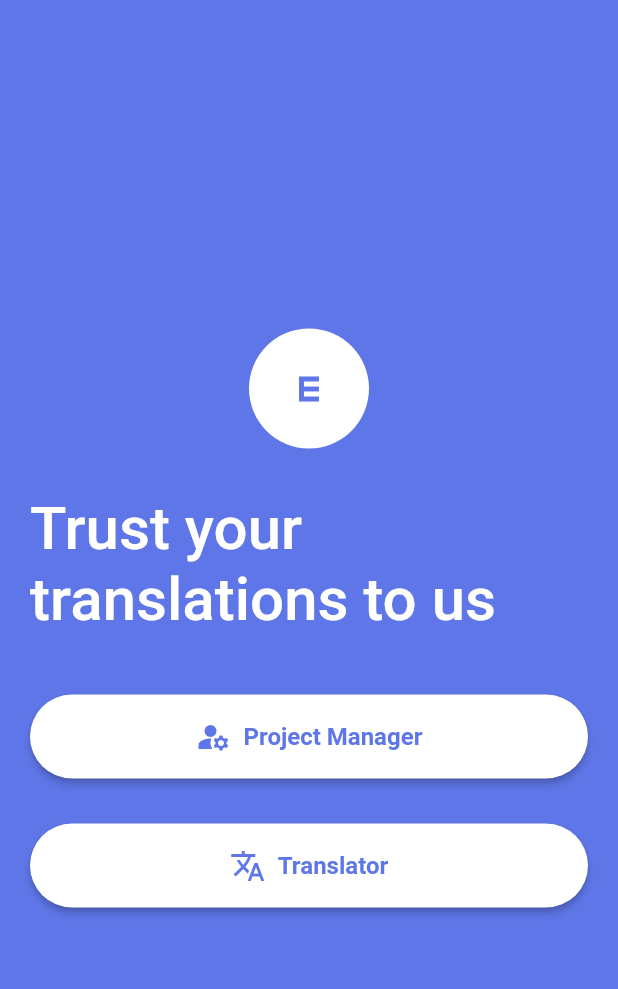
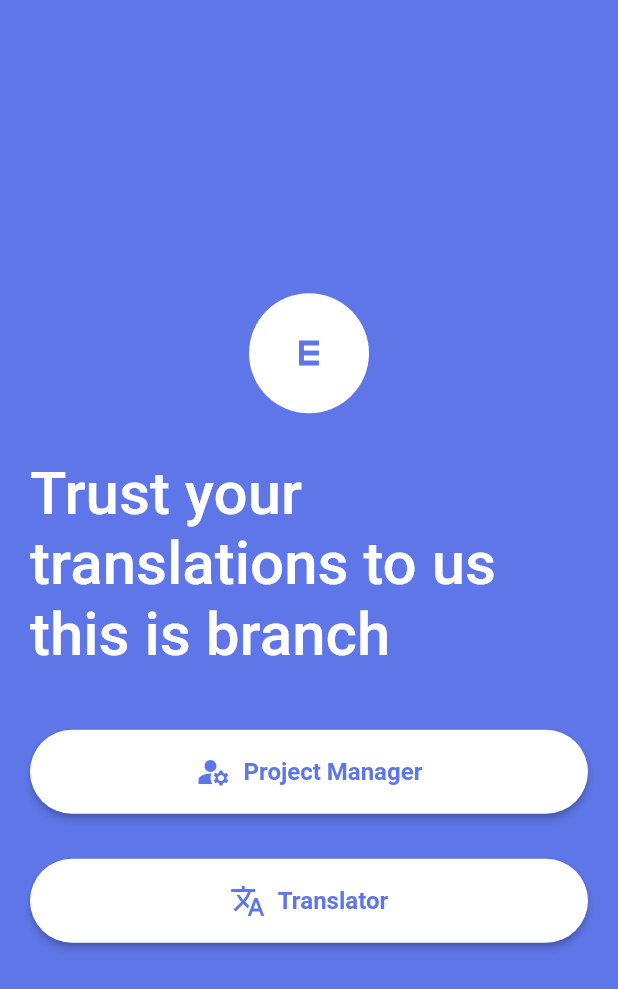
Before and after one commit to Zaykenov/zakaz, a Flutter app: the screen it shows after launch, on a phone screen of 412 x 824 dp. Shown: the top 989 px of the screen. Run offline on Flutter 3.47's test engine with Material 2 defaults, Android fonts, the phone set to English and light mode, and no system bars; our stand-ins replace cloud_firestore, firebase_auth, firebase_core; missing offline and left inert: dart:ffi, highlight_text; accounts and stored records are empty.

Commit message:
branch_changes

```diff
--- a/lib/screens/home_page.dart
+++ b/lib/screens/home_page.dart
@@ -43,7 +43,7 @@ class _HomePageState extends State<HomePage> {
                   SizedBox(
                     height: 30,
                   ),
-                  Text('Trust your translations to us',
+                  Text('Trust your translations to us this is branch',
                       style: TextStyle(
                         fontSize: 40,
                         fontWeight: FontWeight.w500,
```
